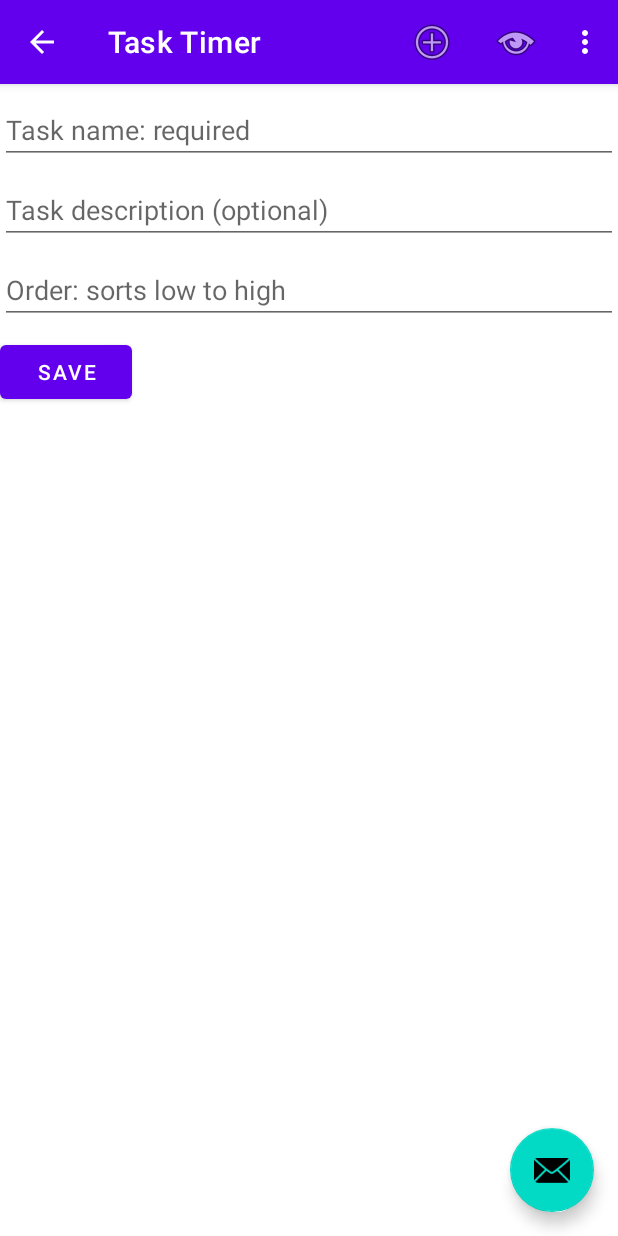
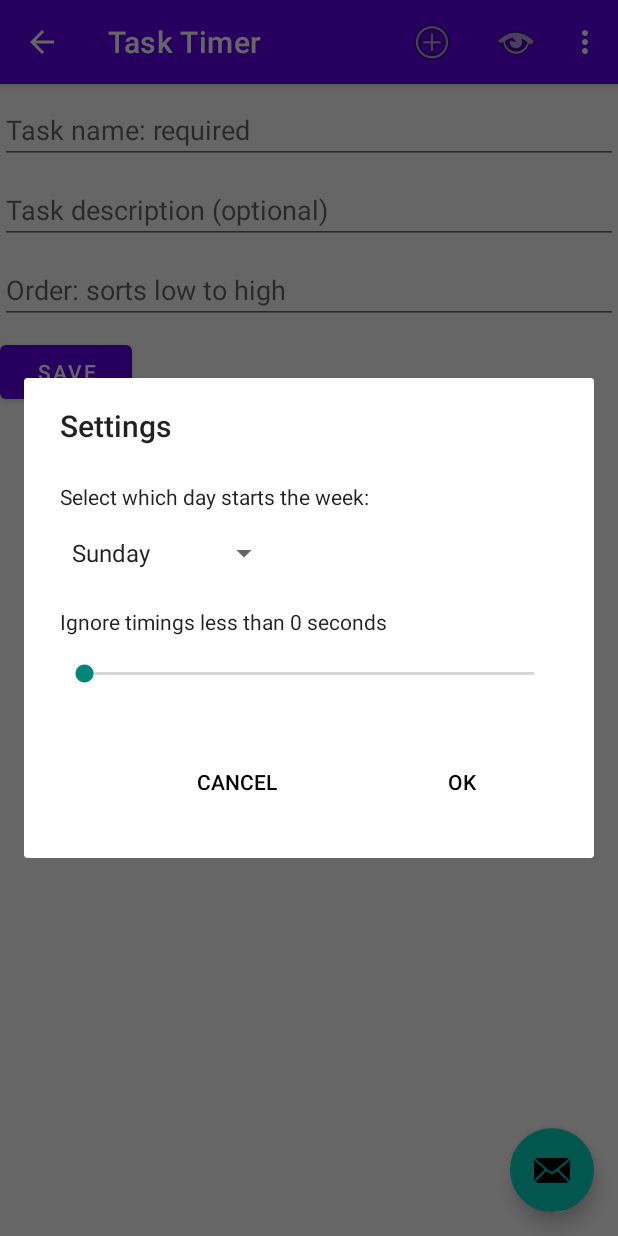
Before and after one commit to sebasorozco101596/Task_Timer, an Android app: the screen it shows after launch (MainActivity), in the options menu, after a tap on "Settings", on a phone screen of 412 x 824 dp. Run offline under Robolectric (Android 15) with nearby library versions, the phone set to English and light mode, and no system bars.

Commit message:
Adding the SettingsDialog.kt with all the implementation for it uses.

```diff
--- a/app/build.gradle
+++ b/app/build.gradle
@@ -59,6 +59,10 @@ dependencies {
     //Implementation used for the use of coroutines in the app
     implementation 'org.jetbrains.kotlinx:kotlinx-coroutines-android:1.3.0'
 
+    // For the use of Shared Preferences
+
+    implementation "androidx.preference:preference-ktx:1.1.1"
+
     testImplementation 'junit:junit:4.13.1'
     androidTestImplementation 'androidx.test.ext:junit:1.1.2'
     androidTestImplementation 'androidx.test.espresso:espresso-core:3.3.0'
--- a/app/src/main/java/www/sebasorozco/com/tasktimer/ui/activities/MainActivity.kt
+++ b/app/src/main/java/www/sebasorozco/com/tasktimer/ui/activities/MainActivity.kt
@@ -106,6 +106,10 @@ class MainActivity : AppCompatActivity(),
         when (item.itemId) {
             R.id.menumain_addtask -> taskEditRequest(null)
             R.id.menumain_showAbout -> showAboutDialog()
+            R.id.menumain_settings -> {
+                val dialog = SettingsDialog()
+                dialog.show(supportFragmentManager, null)
+            }
             android.R.id.home -> {
                 Log.d(TAG, "onOptionsItemSelected: home button pressed")
                 val fragment = findFragmentById(R.id.taskDetailsContainer)
--- /dev/null
+++ b/app/src/main/java/www/sebasorozco/com/tasktimer/ui/dialogs/SettingsDialog.kt
@@ -0,0 +1,188 @@
+package www.sebasorozco.com.tasktimer.ui.dialogs
+
+import android.os.Bundle
+import android.util.Log
+import android.view.LayoutInflater
+import android.view.View
+import android.view.ViewGroup
+import android.widget.SeekBar
+import androidx.appcompat.app.AppCompatDialogFragment
+import androidx.preference.PreferenceManager.getDefaultSharedPreferences
+import www.sebasorozco.com.tasktimer.R
+import www.sebasorozco.com.tasktimer.databinding.SettingsDialogBinding
+import java.util.*
+
+private const val TAG = "SettingsDialog"
+
+private const val SETTINGS_FIRST_DAY_OF_WEEK = "FirstDay"
+const val SETTINGS_IGNORE_LESS_THAN = "IgnoreLessThan"
+const val SETTINGS_DEFAULT_IGNORE_LESS_THAN = 0
+
+
+private val deltas = intArrayOf(
+    0,
+    5,
+    10,
+    15,
+    20,
+    25,
+    30,
+    35,
+    40,
+    45,
+    50,
+    55,
+    60,
+    120,
+    180,
+    240,
+    300,
+    360,
+    420,
+    480,
+    540,
+    600,
+    900,
+    1800,
+    2700
+)
+
+class SettingsDialog : AppCompatDialogFragment() {
+
+    private var binding: SettingsDialogBinding? = null
+
+    private val defaultFirstDayOfWeek = GregorianCalendar(Locale.getDefault()).firstDayOfWeek
+    private var firstDay = defaultFirstDayOfWeek
+    private var ignoreLessThan = SETTINGS_DEFAULT_IGNORE_LESS_THAN
+
+    override fun onCreate(savedInstanceState: Bundle?) {
+        Log.d(TAG, "onCreate: called")
+        super.onCreate(savedInstanceState)
+
+        setStyle(STYLE_NORMAL, R.style.SettingsDialogStyle)
+        retainInstance = true
+    }
+
+    override fun onCreateView(
+        inflater: LayoutInflater,
+        container: ViewGroup?,
+        savedInstanceState: Bundle?
+    ): View {
+        binding = SettingsDialogBinding.inflate(inflater, container, false)
+        return binding!!.root
+    }
+
+    override fun onViewCreated(view: View, savedInstanceState: Bundle?) {
+        Log.d(TAG, "onViewCreated: called")
+        super.onViewCreated(view, savedInstanceState)
+
+        dialog?.setTitle(R.string.menutitle_settings)
+
+        binding?.okButton?.setOnClickListener {
+            saveValues()
+            dismiss()
+        }
+
+        binding?.cancelButton?.setOnClickListener {
+            dismiss()
+        }
+
+        binding?.ignoreSeconds?.setOnSeekBarChangeListener(object :
+            SeekBar.OnSeekBarChangeListener {
+            override fun onProgressChanged(seekBar: SeekBar?, progress: Int, fromUser: Boolean) {
+                if (progress < 12) {
+                    binding?.ignoreSecondsTitle?.text = getString(
+                        R.string.settingsIgnoreSecondsTitle,
+                        deltas[progress],
+                        resources.getQuantityString(R.plurals.settingsLittleUnits, deltas[progress])
+                    )
+                } else {
+                    val minutes = deltas[progress] / 60
+                    binding?.ignoreSecondsTitle?.text = getString(
+                        R.string.settingsIgnoreSecondsTitle,
+                        minutes,
+                        resources.getQuantityString(R.plurals.settingsBigUnits, minutes)
+                    )
+                }
+            }
+
+            override fun onStartTrackingTouch(seekBar: SeekBar?) {
+                // We don't need this
+            }
+
+            override fun onStopTrackingTouch(seekBar: SeekBar?) {
+                // Nor this
+            }
+
+        })
+    }
+
+    override fun onViewStateRestored(savedInstanceState: Bundle?) {
+        Log.d(TAG, "onViewStateRestored: called")
+
+        super.onViewStateRestored(savedInstanceState)
+        if (savedInstanceState == null) {
+            readValues()
+
+            binding?.firstDaySpinner?.setSelection(firstDay - GregorianCalendar.SUNDAY) // Spinner values are zero-based
+
+            // Convert seconds into an index into the time values array
+            val seekBarValue = deltas.binarySearch(ignoreLessThan)
+            if (seekBarValue < 0) {
+                // This shouldn't happen, the programmer's made a mistake
+                throw IndexOutOfBoundsException("Value $seekBarValue not found in deltas array")
+            }
+            binding?.ignoreSeconds?.max = deltas.size - 1
+            Log.d(TAG, "onViewStateRestored: setting slider to $seekBarValue")
+            binding?.ignoreSeconds?.progress = seekBarValue
+
+            if (ignoreLessThan < 60) {
+                binding?.ignoreSecondsTitle?.text = getString(
+                    R.string.settingsIgnoreSecondsTitle,
+                    ignoreLessThan,
+                    resources.getQuantityString(R.plurals.settingsLittleUnits, ignoreLessThan)
+                )
+            } else {
+                val minutes = ignoreLessThan / 60
+                binding?.ignoreSecondsTitle?.text = getString(
+                    R.string.settingsIgnoreSecondsTitle,
+                    minutes,
+                    resources.getQuantityString(R.plurals.settingsBigUnits, minutes)
+                )
+            }
+        }
+    }
+
+    private fun readValues() {
+        with(getDefaultSharedPreferences(context)) {
+            firstDay = getInt(SETTINGS_FIRST_DAY_OF_WEEK, defaultFirstDayOfWeek)
+            ignoreLessThan = getInt(SETTINGS_IGNORE_LESS_THAN, SETTINGS_DEFAULT_IGNORE_LESS_THAN)
+        }
+
+        Log.d(TAG, "Retrieving first day = $firstDay, ignoreLessThan = $ignoreLessThan")
+    }
+
+    private fun saveValues() {
+        val newFirstDayOfWeek =
+            binding!!.firstDaySpinner.selectedItemPosition + GregorianCalendar.SUNDAY
+        val newIgnoreLessThan = deltas[binding!!.ignoreSeconds.progress]
+
+        Log.d(TAG, "Saving first day = $newFirstDayOfWeek, ignore seconds = $newIgnoreLessThan ")
+
+        with(getDefaultSharedPreferences(context).edit()) {
+            if (newFirstDayOfWeek != firstDay) {
+                putInt(SETTINGS_FIRST_DAY_OF_WEEK, newFirstDayOfWeek)
+            }
+            if (newIgnoreLessThan != ignoreLessThan) {
+                putInt(SETTINGS_IGNORE_LESS_THAN, newIgnoreLessThan)
+            }
+            apply()
+        }
+    }
+
+    override fun onDestroy() {
+        Log.d(TAG, "onDestroy: called")
+        super.onDestroy()
+
+    }
+}
--- a/app/src/main/java/www/sebasorozco/com/tasktimer/ui/fragments/AddEditFragment.kt
+++ b/app/src/main/java/www/sebasorozco/com/tasktimer/ui/fragments/AddEditFragment.kt
@@ -12,8 +12,8 @@ import androidx.appcompat.app.AppCompatActivity
 import androidx.fragment.app.Fragment
 import androidx.fragment.app.activityViewModels
 import www.sebasorozco.com.tasktimer.data.database.Task
+import www.sebasorozco.com.tasktimer.data.viewmodel.TaskTimerViewModel
 import www.sebasorozco.com.tasktimer.databinding.FragmentAddEditBinding
-import www.sebasorozco.com.tasktimer.data.viewmodel.TaskTimerViewModel
 import www.sebasorozco.com.tasktimer.ui.dialogs.AppDialog
 
 private const val TAG = "AddEditFragment"
--- /dev/null
+++ b/app/src/main/res/layout/settings_dialog.xml
@@ -0,0 +1,72 @@
+<?xml version="1.0" encoding="utf-8"?>
+<androidx.constraintlayout.widget.ConstraintLayout xmlns:android="http://schemas.android.com/apk/res/android"
+    xmlns:app="http://schemas.android.com/apk/res-auto"
+    xmlns:tools="http://schemas.android.com/tools"
+    android:layout_width="match_parent"
+    android:layout_height="match_parent"
+    android:padding="?attr/dialogPreferredPadding"
+    tools:actionBarNavMode="standard">
+
+    <TextView
+        android:id="@+id/firstDayPrompt"
+        android:layout_width="wrap_content"
+        android:layout_height="wrap_content"
+        android:text="@string/settingsFirstDayPrompt"
+        android:textColor="?attr/textColorAlertDialogListItem"
+        app:layout_constraintStart_toStartOf="parent"
+        app:layout_constraintTop_toTopOf="parent" />
+
+    <Spinner
+        android:id="@+id/firstDaySpinner"
+        android:layout_width="wrap_content"
+        android:layout_height="wrap_content"
+        android:layout_marginTop="16dp"
+        android:entries="@array/settingsFirstDays"
+        app:layout_constraintStart_toStartOf="parent"
+        app:layout_constraintTop_toBottomOf="@+id/firstDayPrompt" />
+
+    <TextView
+        android:id="@+id/ignoreSecondsTitle"
+        android:layout_width="wrap_content"
+        android:layout_height="wrap_content"
+        android:layout_marginTop="24dp"
+        android:ems="35"
+        android:text="@string/settingsIgnoreSecondsTitle"
+        android:textColor="?attr/textColorAlertDialogListItem"
+        app:layout_constraintStart_toStartOf="parent"
+        app:layout_constraintTop_toBottomOf="@+id/firstDaySpinner" />
+
+    <SeekBar
+        android:id="@+id/ignoreSeconds"
+        android:layout_width="0dp"
+        android:layout_height="wrap_content"
+        android:layout_marginTop="16dp"
+        android:max="24"
+        android:progress="1"
+        app:layout_constraintEnd_toEndOf="parent"
+        app:layout_constraintStart_toStartOf="parent"
+        app:layout_constraintTop_toBottomOf="@+id/ignoreSecondsTitle" />
+
+    <Button
+        android:id="@+id/cancelButton"
+        style="?attr/buttonBarPositiveButtonStyle"
+        android:layout_width="wrap_content"
+        android:layout_height="wrap_content"
+        android:layout_marginStart="32dp"
+        android:layout_marginEnd="32dp"
+        android:text="@string/cancel"
+        app:layout_constraintBaseline_toBaselineOf="@+id/okButton"
+        app:layout_constraintEnd_toStartOf="@+id/okButton"
+        app:layout_constraintStart_toStartOf="parent" />
+
+    <Button
+        android:id="@+id/okButton"
+        style="?attr/buttonBarPositiveButtonStyle"
+        android:layout_width="wrap_content"
+        android:layout_height="wrap_content"
+        android:layout_marginTop="36dp"
+        android:layout_marginEnd="32dp"
+        android:text="@string/ok"
+        app:layout_constraintEnd_toEndOf="parent"
+        app:layout_constraintTop_toBottomOf="@+id/ignoreSeconds" />
+</androidx.constraintlayout.widget.ConstraintLayout>
--- a/app/src/main/res/values-night/themes.xml
+++ b/app/src/main/res/values-night/themes.xml
@@ -13,4 +13,10 @@
         <item name="android:statusBarColor" tools:targetApi="l">?attr/colorPrimaryVariant</item>
         <!-- Customize your theme here. -->
     </style>
+
+    <!-- Settings Dialog Nigth -->
+    <style name="SettingsDialogStyle" parent="Theme.AppCompat.DayNight.Dialog.Alert">
+        <item name="windowNoTitle">false</item>
+        <item name="colorOnPrimary">@color/white</item>
+    </style>
 </resources>
--- /dev/null
+++ b/app/src/main/res/values/strings_settings.xml
@@ -0,0 +1,26 @@
+<?xml version="1.0" encoding="utf-8"?> <!-- String resources for the Settings dialogue -->
+<resources>
+    <string name="settingsFirstDayPrompt">Select which day starts the week:</string>
+    <string-array name="settingsFirstDays">
+        <item>Sunday</item>
+        <item>Monday</item>
+        <item>Tuesday</item>
+        <item>Wednesday</item>
+        <item>Thursday</item>
+        <item>Friday</item>
+        <item>Saturday</item>
+    </string-array>
+    <string name="settingsIgnoreSecondsTitle">Ignore timings less than %1d %2s</string>
+    <plurals name="settingsLittleUnits">
+        <item quantity="one">second</item>
+        <item quantity="other">seconds</item>
+    </plurals>
+    <plurals name="settingsBigUnits">
+        <item quantity="one">minute</item>
+        <item quantity="other">minutes</item>
+    </plurals>
+    <plurals name="settingsHugeUnits">
+        <item quantity="one">hour</item>
+        <item quantity="other">hours</item>
+    </plurals>
+</resources>
--- a/app/src/main/res/values/themes.xml
+++ b/app/src/main/res/values/themes.xml
@@ -37,4 +37,11 @@
         <item name="android:textSize">10sp</item>
     </style>
 
+    <!-- Settings Dialos Day-->
+
+    <style name="SettingsDialogStyle" parent="Theme.AppCompat.DayNight.Dialog.Alert">
+        <item name="windowNoTitle">false</item>
+        <item name="colorOnPrimary">@color/black</item>
+    </style>
+
 </resources>
--- a/build.gradle
+++ b/build.gradle
@@ -6,7 +6,7 @@ buildscript {
         jcenter()
     }
     dependencies {
-        classpath 'com.android.tools.build:gradle:4.2.0-beta02'
+        classpath 'com.android.tools.build:gradle:4.2.0-beta03'
         classpath "org.jetbrains.kotlin:kotlin-gradle-plugin:$kotlin_version"
 
         // NOTE: Do not place your application dependencies here; they belong
```
Also changed, not shown: 2 other files.
